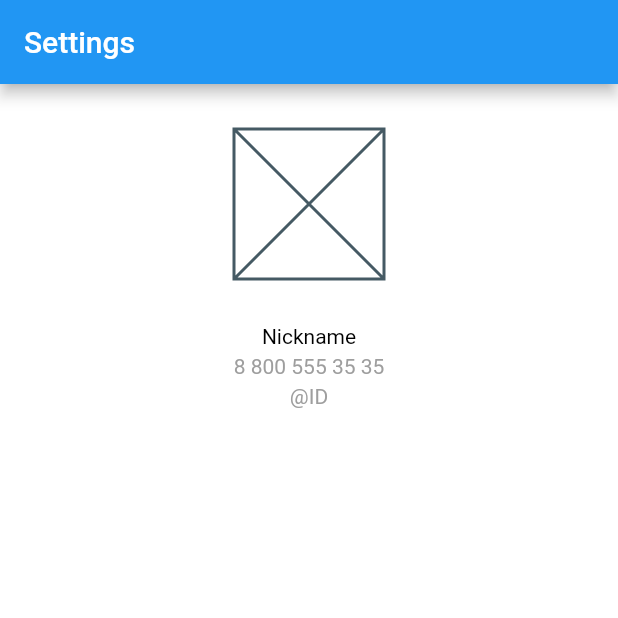
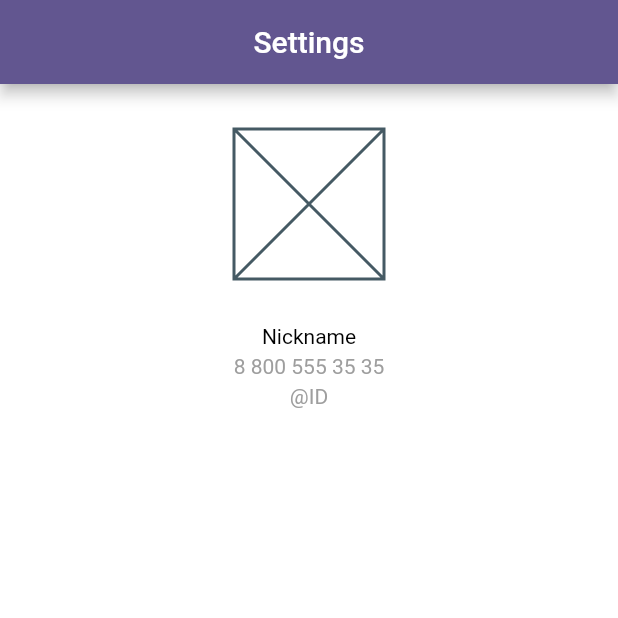
Before and after one commit to g1dramcs/test_flutter_project, a Flutter app: the screen it shows after launch, on a phone screen of 412 x 824 dp, the top half of it. Run offline on Flutter 3.47's test engine with Material 2 defaults, Android fonts, the phone set to English and light mode, and no system bars.

Commit message:
2 commit

```diff
--- a/lib/widgets/app.dart
+++ b/lib/widgets/app.dart
@@ -9,6 +9,9 @@ class App extends StatelessWidget {
   @override
   Widget build(BuildContext context) {
     return MaterialApp(
+      theme: ThemeData(
+          colorSchemeSeed: Color.fromARGB(255, 28, 10, 76),
+          useMaterial3: false),
       home: UserProfile(),
     );
   }
--- a/lib/widgets/user_profile.dart
+++ b/lib/widgets/user_profile.dart
@@ -9,7 +9,7 @@ class UserProfile extends StatelessWidget {
   Widget build(BuildContext context) {
     return Scaffold(
       appBar: AppBar(
-        title: Text('Settings'),
+        title: Align(alignment: Alignment.topCenter, child: Text('Settings')),
       ),
       backgroundColor: Colors.white,
       body: Container(
```
